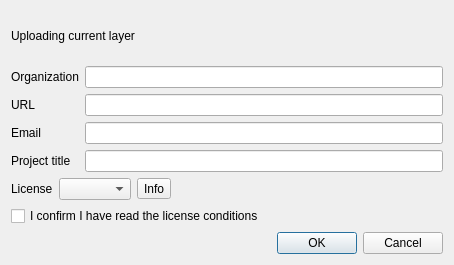
Old version of the form svir/ui/ui_upload_settings.ui in the repository gem/oq-irmt-qgis.
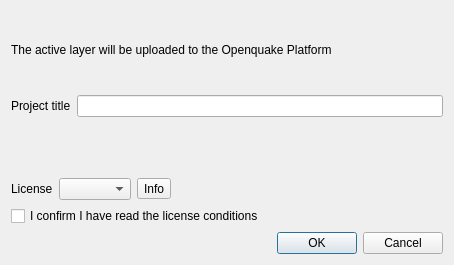
New version of the form.

Commit message: Remove organization, url and email from upload settings

```diff
--- a/svir/ui/ui_upload_settings.ui
+++ b/svir/ui/ui_upload_settings.ui
@@ -17,7 +17,7 @@
    <item>
     <widget class="QLabel" name="head_msg_lbl">
      <property name="text">
-      <string>Uploading current layer</string>
+      <string>The active layer will be uploaded to the Openquake Platform</string>
      </property>
     </widget>
    </item>
@@ -27,43 +27,13 @@
       <enum>QFormLayout::AllNonFixedFieldsGrow</enum>
      </property>
      <item row="0" column="0">
-      <widget class="QLabel" name="label_2">
-       <property name="text">
-        <string>Organization</string>
-       </property>
-      </widget>
-     </item>
-     <item row="0" column="1">
-      <widget class="QLineEdit" name="organization_le"/>
-     </item>
-     <item row="1" column="0">
-      <widget class="QLabel" name="label_3">
-       <property name="text">
-        <string>URL</string>
-       </property>
-      </widget>
-     </item>
-     <item row="1" column="1">
-      <widget class="QLineEdit" name="url_le"/>
-     </item>
-     <item row="2" column="0">
-      <widget class="QLabel" name="label_5">
-       <property name="text">
-        <string>Email</string>
-       </property>
-      </widget>
-     </item>
-     <item row="2" column="1">
-      <widget class="QLineEdit" name="email_le"/>
-     </item>
-     <item row="3" column="0">
       <widget class="QLabel" name="label_4">
        <property name="text">
         <string>Project title</string>
        </property>
       </widget>
      </item>
-     <item row="3" column="1">
+     <item row="0" column="1">
       <widget class="QLineEdit" name="title_le"/>
      </item>
     </layout>
```
Left out of the diff: 2 changed lines with no effect on the pictures. The commit also changes 4 other files.
